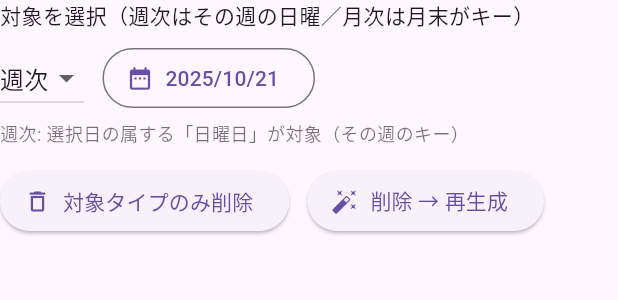
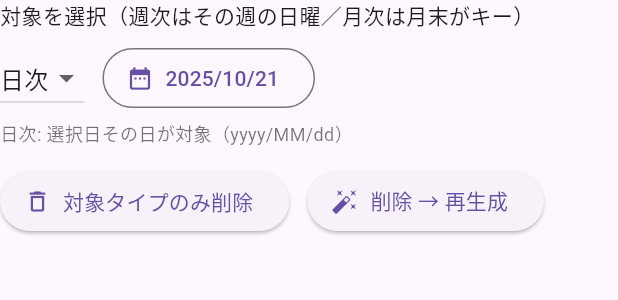
Before and after one commit to raytsunoda/my_flutter_app_pro_beta, a Flutter app: the _AiRegeneratePanel widget shown alone on an empty page, opened directly with empty values, after a tap on "対象タイプのみ削除", on a phone screen of 412 x 824 dp. Shown: the top 300 px of the screen. Run offline on Flutter 3.47's test engine with Material 3 defaults, Android fonts, the light colour scheme and no system bars; our stand-ins replace awesome_notifications, csv, file_picker, fl_chart, flutter_dotenv, in_app_purchase and 4 more; accounts and stored records are empty; statements that could not run were skipped.

Commit message:
AI(日次): LOG_AIでプロンプト/応答/材料を可視化 + 再生成パネルに日次対応 - ai_comment_service: 送信直前と応答直後のデバッグログ追加（--dart-define=LOG_AI） - settings: 再生成パネルに daily を追加（削除/削除→再生成） - “今日のメモを参照しているか”を実機で確実に検証できるように

```diff
--- a/lib/screens/settings_screen.dart
+++ b/lib/screens/settings_screen.dart
@@ -1275,7 +1275,7 @@ class _AiRegeneratePanel extends StatefulWidget {
 
 class _AiRegeneratePanelState extends State<_AiRegeneratePanel> {
   DateTime _picked = DateTime.now();
-  String _kind = 'weekly'; // 'weekly' or 'monthly'
+  String _kind = 'daily'; // 'daily' | 'weekly' | 'monthly'
   bool _busy = false;
 
   // ▼▼▼ これを _AiRegeneratePanelState クラス内に「新規追加」してください ▼▼▼
@@ -1329,13 +1329,16 @@ class _AiRegeneratePanelState extends State<_AiRegeneratePanel> {
     if (_busy) return;
     setState(() => _busy = true);
     try {
-      if (_kind == 'weekly') {
+      if (_kind == 'daily') {
+        await AiCommentService.hardDeleteByDateType(_fmt(_picked), 'daily');
+      } else if (_kind == 'weekly') {
         final sun = _toSunday(_picked);
-        await _withRetry(() => AiCommentService.hardDeleteByDateType(_fmt(sun), 'weekly'));
+        await AiCommentService.hardDeleteByDateType(_fmt(sun), 'weekly');
       } else {
         final eom = _toEom(_picked);
-        await _withRetry(() => AiCommentService.hardDeleteByDateType(_fmt(eom), 'monthly'));
+        await AiCommentService.hardDeleteByDateType(_fmt(eom), 'monthly');
       }
+
       await widget.onDone();
       if (!mounted) return;
       ScaffoldMessenger.of(context).showSnackBar(
@@ -1360,28 +1363,26 @@ class _AiRegeneratePanelState extends State<_AiRegeneratePanel> {
       bool ok = false;
       String userMsg = '再生成しました';
 
-      if (_kind == 'weekly') {
+      if (_kind == 'daily') {
+        final day = DateTime(_picked.year, _picked.month, _picked.day);
+        final key = _fmt(day);
+        await AiCommentService.hardDeleteByDateType(key, 'daily');
+        final resText = await AiCommentService.ensureDailySaved(day);
+        ok = (resText.trim().isNotEmpty);
+      } else if (_kind == 'weekly') {
         final sun = _toSunday(_picked);
         final key = _fmt(sun);
-        await _withRetry(() => AiCommentService.hardDeleteByDateType(key, 'weekly'));
-        // 一時的な接続エラーを考慮してリトライ
-        final res = await _withRetry(() => AiCommentService.ensureWeeklySaved(sun));
-        final comment = (res['comment'] ?? '').toString().trim();
-        ok = comment.isNotEmpty;
-        if (!ok) {
-          userMsg = '生成対象外または週内の入力が不足しています（データがあれば当該週の日曜キーで保存されます）';
-        }
+        await AiCommentService.hardDeleteByDateType(key, 'weekly');
+        final res = await AiCommentService.ensureWeeklySaved(sun);
+        ok = ((res['comment'] ?? '').toString().trim().isNotEmpty);
       } else {
         final eom = _toEom(_picked);
         final key = _fmt(eom);
-        await _withRetry(() => AiCommentService.hardDeleteByDateType(key, 'monthly'));
-        final res = await _withRetry(() => AiCommentService.ensureMonthlySaved(eom));
-        final comment = (res['comment'] ?? '').toString().trim();
-        ok = comment.isNotEmpty;
-        if (!ok) {
-          userMsg = '生成対象外または当月の入力が不足しています（データがあれば月末キーで保存されます）';
-        }
+        await AiCommentService.hardDeleteByDateType(key, 'monthly');
+        final res = await AiCommentService.ensureMonthlySaved(eom);
+        ok = ((res['comment'] ?? '').toString().trim().isNotEmpty);
       }
+
 
       await widget.onDone();
 
@@ -1405,9 +1406,12 @@ class _AiRegeneratePanelState extends State<_AiRegeneratePanel> {
 
   @override
   Widget build(BuildContext context) {
-    final hint = (_kind == 'weekly')
+    final hint = (_kind == 'daily')
+        ? '日次: 選択日その日が対象（yyyy/MM/dd）'
+        : (_kind == 'weekly')
         ? '週次: 選択日の属する「日曜日」が対象（その週のキー）'
         : '月次: 選択日の「月末」が対象（その月のキー）';
+
 
     return Column(
       crossAxisAlignment: CrossAxisAlignment.start,
@@ -1419,10 +1423,11 @@ class _AiRegeneratePanelState extends State<_AiRegeneratePanel> {
             DropdownButton<String>(
               value: _kind,
               items: const [
-                DropdownMenuItem(value: 'weekly', child: Text('週次')),
+                DropdownMenuItem(value: 'daily',   child: Text('日次')),
+                DropdownMenuItem(value: 'weekly',  child: Text('週次')),
                 DropdownMenuItem(value: 'monthly', child: Text('月次')),
               ],
-              onChanged: _busy ? null : (v) => setState(() => _kind = v ?? 'weekly'),
+              onChanged: _busy ? null : (v) => setState(() => _kind = v ?? 'daily'),
             ),
             const SizedBox(width: 12),
             OutlinedButton.icon(
```
